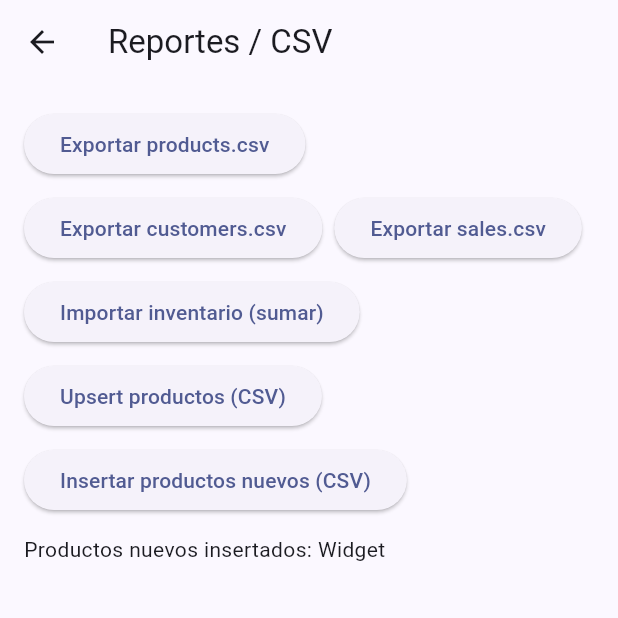
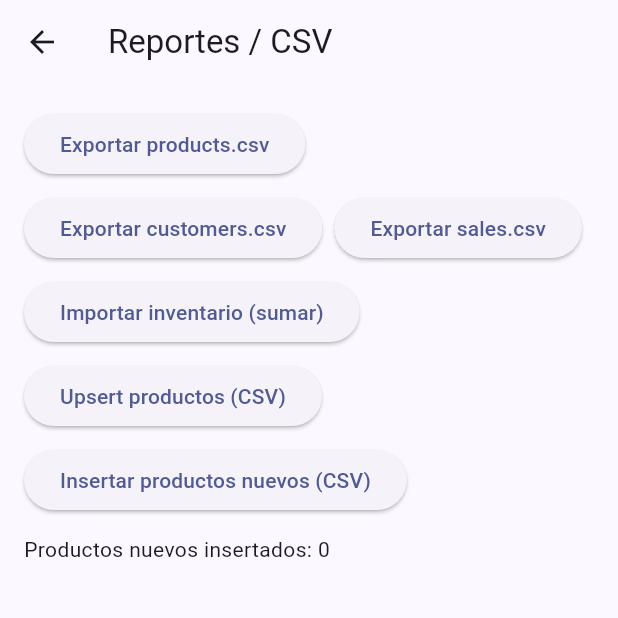
Before and after one commit to sergiopolis69-oss/popperscuv4, a Flutter app: the ReportsPage screen opened directly, after a tap on "Insertar productos nuevos (CSV)", on a phone screen of 412 x 824 dp, the top half of it. Run offline on Flutter 3.47's test engine with Material 3 defaults, Android fonts, the phone set to English and light mode, and no system bars; our stand-ins replace csv, file_picker, flutter_riverpod, sqflite; accounts and stored records are empty.

Commit message:
Actualizar csv_io.dart

```diff
--- a/lib/utils/csv_io.dart
+++ b/lib/utils/csv_io.dart
@@ -10,7 +10,6 @@ import '../utils/db.dart';
 import '../utils/misc.dart';
 
 class CsvIO {
-  // ----------------- Helpers -----------------
   static String _s(dynamic v) => (v ?? '').toString().trim();
   static double _d(dynamic v) => toDouble(v);
   static int _i(dynamic v) => toInt(v);
@@ -27,7 +26,6 @@ class CsvIO {
   static List<List<dynamic>> _parseCsv(Uint8List bytes) {
     final csv = String.fromCharCodes(bytes);
     return const CsvToListConverter(eol: '\n').convert(csv);
-    // Nota: si tu archivo viene en ; separador, usa fieldDelimiter: ';'
   }
 
   static Map<String, int> _headerMap(List<dynamic> headerRow) {
@@ -44,16 +42,13 @@ class CsvIO {
     return row[idx];
   }
 
-  // ----------------- EXPORT -----------------
-  /// Exporta una tabla a CSV en la carpeta de documentos de la app.
-  /// Devuelve la ruta del archivo creado.
+  // ---------- EXPORT ----------
   static Future<String?> exportTable(String table, {String? fileName}) async {
     final db = await AppDatabase.instance.database;
     final rows = await db.query(table);
     if (rows.isEmpty) {
       final docs = await getApplicationDocumentsDirectory();
       final path = p.join(docs.path, (fileName ?? '$table.csv'));
-      // Crear un archivo vacío con encabezado nada más
       final headers = <String>[];
       if (table == 'products') {
         headers.addAll(['id','sku','name','price','cost','stock','category','created_at','updated_at']);
@@ -80,11 +75,7 @@ class CsvIO {
     return path;
   }
 
-  // ----------------- IMPORT UPSERT PRODUCTS -----------------
-  /// Importa/actualiza productos por SKU.
-  /// Columnas aceptadas (case-insensitive): sku, name, price, cost, stock, qty, category.
-  /// - Si existe el SKU: PATCH (no pisa con vacío). `stock` = absoluto; `qty` = delta.
-  /// - Si no existe: inserta. Para evitar “basura”, requiere al menos (sku + name/price/cost).
+  // ---------- IMPORT: UPSERT PRODUCTS ----------
   static Future<Map<String, int>> importProductsUpsertFromCsv() async {
     final bytes = await _pickCsvBytes();
     if (bytes == null) return {'inserted': 0, 'updated': 0, 'skipped': 0, 'errors': 0};
@@ -165,8 +156,7 @@ class CsvIO {
     return {'inserted': inserted, 'updated': updated, 'skipped': skipped, 'errors': errors};
   }
 
-  // ----------------- IMPORT AJUSTES DE INVENTARIO (delta) -----------------
-  /// Espera columnas: sku y qty (también tolera: cantidad/ajuste/delta/stock como delta).
+  // ---------- IMPORT: AJUSTES (delta por qty) ----------
   static Future<Map<String, int>> importInventoryAddsFromCsv() async {
     final bytes = await _pickCsvBytes();
     if (bytes == null) return {'changed': 0, 'missing': 0, 'errors': 0};
@@ -207,4 +197,11 @@ class CsvIO {
 
     return {'changed': changed, 'missing': missing, 'errors': errors};
   }
+
+  // ---------- COMPAT: importProductsFromCsv (usado por reports_page.dart) ----------
+  /// Devuelve cuántos registros fueron insertados/actualizados.
+  static Future<int> importProductsFromCsv() async {
+    final m = await importProductsUpsertFromCsv();
+    return (m['inserted'] ?? 0) + (m['updated'] ?? 0);
+  }
 }
```
